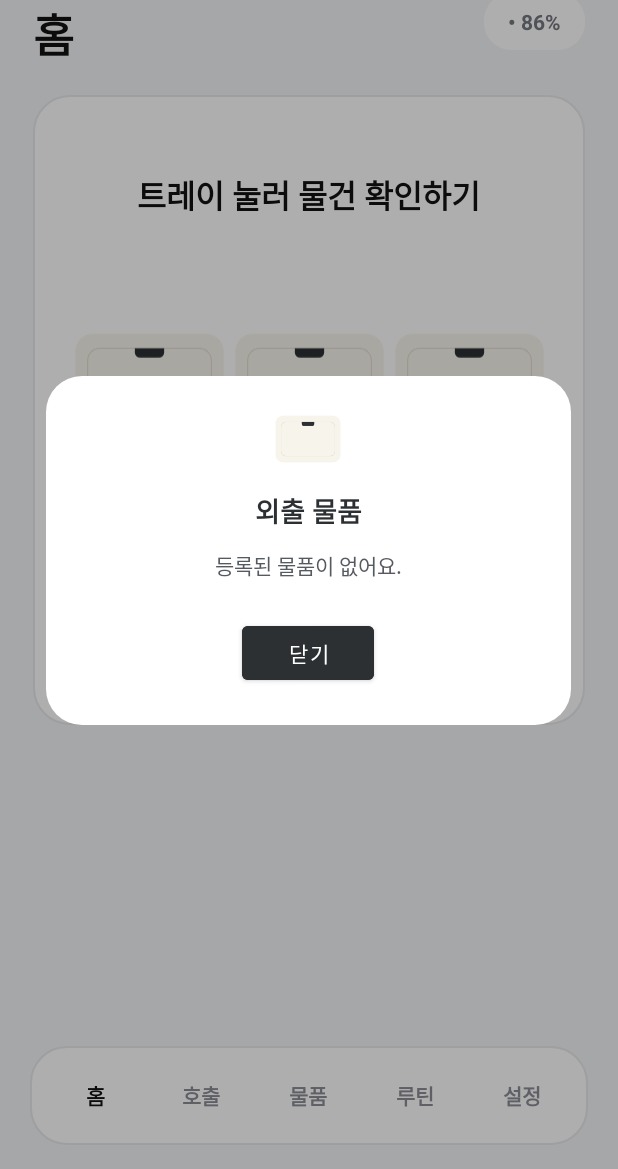
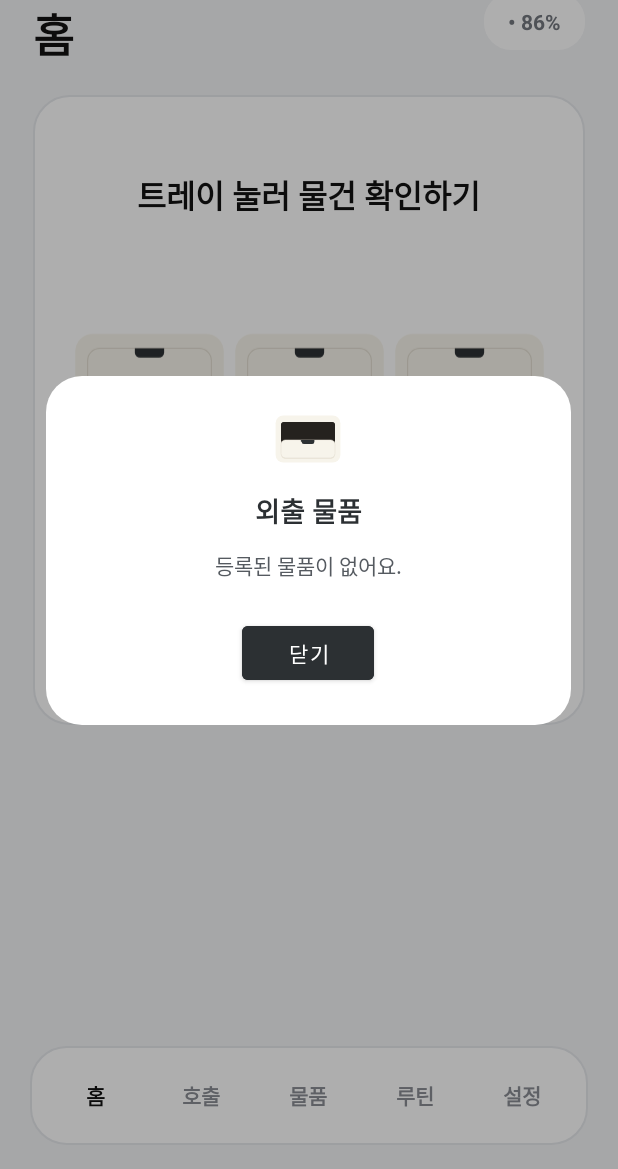
Before and after one commit to kse716/LG_CARRY, an Android app: the screen it shows after launch (MainActivity), after a tap on "외출", on a phone screen of 412 x 824 dp, the part 67-1236 px from its top. Run offline under Robolectric (Android 15) with nearby library versions, the light colour scheme and no system bars; our stand-ins replace Firebase (no records; nobody signed in at launch, a user with empty details on screens opened directly); 1 other tap on this screen came first.

Commit message:
트레이 열림 아이콘 추가

```diff
--- a/app/src/main/res/layout/dialog_tray_popup.xml
+++ b/app/src/main/res/layout/dialog_tray_popup.xml
@@ -14,7 +14,7 @@
         android:layout_height="36dp"
         android:layout_marginBottom="16dp"
         android:scaleType="fitCenter"
-        app:srcCompat="@drawable/ic_tray" />
+        app:srcCompat="@drawable/ic_tray_open" />
 
     <TextView
         android:id="@+id/popup_title"
```
